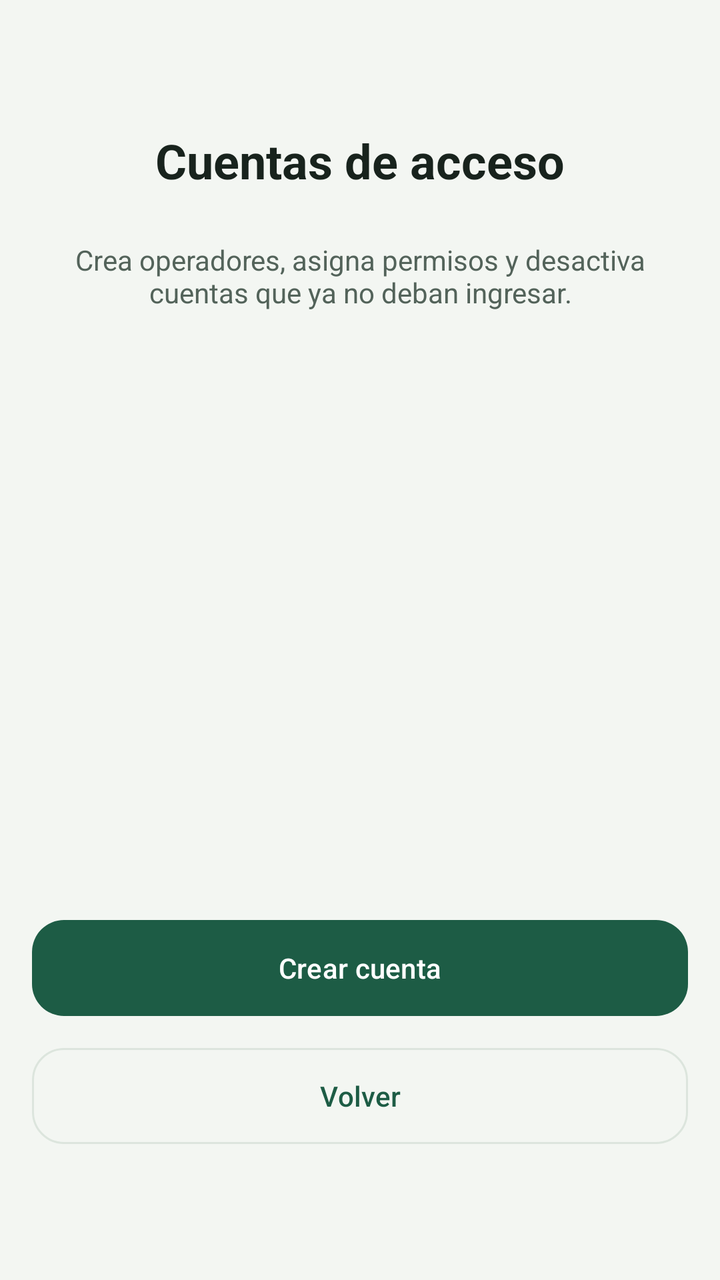
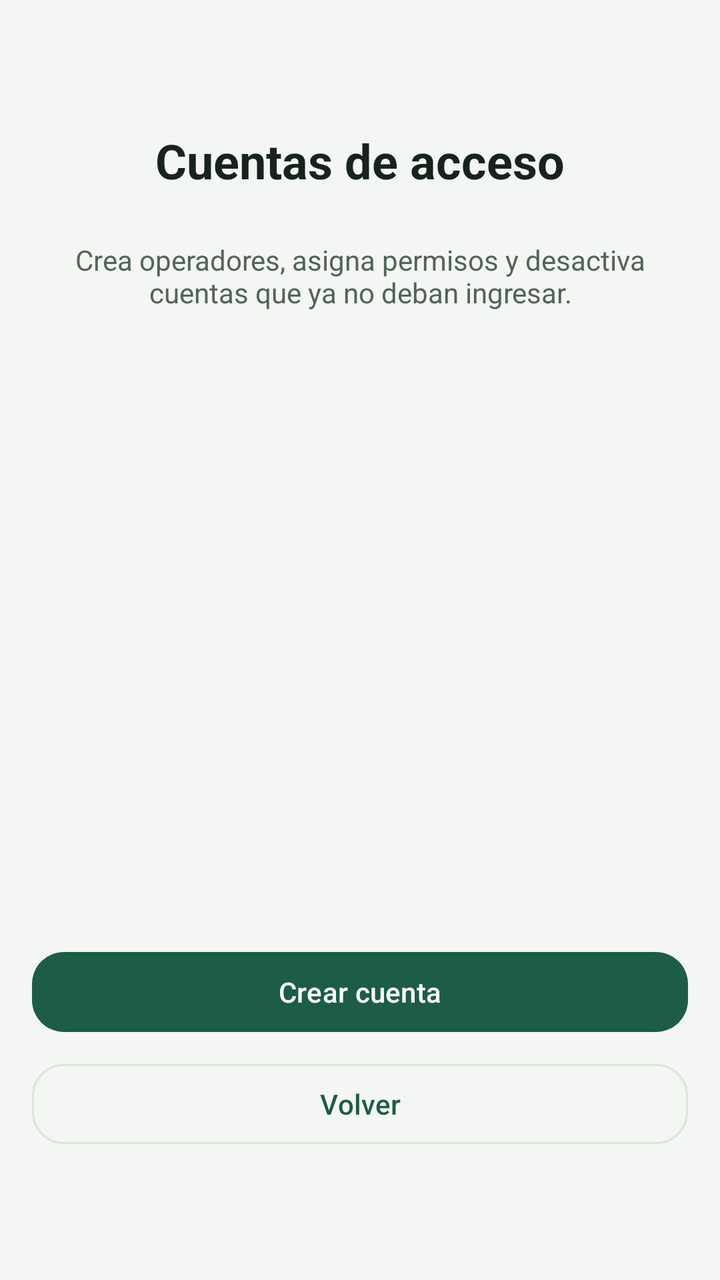

Before-and-after screenshots of an Android layout around one commit, followed by the original layout XML and the change that was made.
<!-- AndroidManifest.xml: application theme Theme.HidroSmart -->
<!-- res/layout/activity_gestion_usuarios.xml -->
<?xml version="1.0" encoding="utf-8"?>
<LinearLayout xmlns:android="http://schemas.android.com/apk/res/android"
    xmlns:app="http://schemas.android.com/apk/res-auto"
    android:layout_width="match_parent"
    android:layout_height="match_parent"
    android:background="@color/fondo_pantalla"
    android:orientation="vertical"
    android:padding="@dimen/screen_padding">

    <LinearLayout
        android:layout_width="match_parent"
        android:layout_height="wrap_content"
        android:gravity="center_vertical"
        android:orientation="vertical">

        <TextView
            android:gravity="center"
            android:layout_width="match_parent"
            android:layout_height="wrap_content"
            android:layout_weight="1"
            android:text="@string/usuarios_titulo"
            android:textColor="@color/texto_principal"
            android:textSize="24sp"
            android:textStyle="bold"
            android:layout_marginTop="48dp"
            />


    </LinearLayout>

    <TextView
            android:gravity="center"
        android:layout_width="match_parent"
        android:layout_height="wrap_content"
        android:layout_marginTop="24dp"
        android:layout_marginBottom="12dp"
        android:text="@string/usuarios_subtitulo"
        android:textColor="@color/texto_secundario"
        android:textSize="14sp"

        />

    <ScrollView
        android:layout_width="match_parent"
        android:layout_height="0dp"
        android:layout_weight="1"
        android:fillViewport="true">

        <LinearLayout
            android:id="@+id/contenedorUsuarios"
            android:layout_width="match_parent"
            android:layout_height="wrap_content"
            android:orientation="vertical"/>

    </ScrollView>

    <com.google.android.material.button.MaterialButton
        android:id="@+id/btnCrearUsuario"
        android:layout_width="match_parent"
        android:layout_height="56dp"
        android:layout_marginTop="16sp"
        android:text="@string/usuarios_crear" />

    <com.google.android.material.button.MaterialButton
        android:id="@+id/btnVolverUsuarios"
        style="?attr/materialButtonOutlinedStyle"
        android:layout_width="match_parent"
        android:layout_height="56dp"
        android:text="@string/accion_volver"
        android:layout_marginTop="8dp"
        android:layout_marginBottom="48dp"/>

</LinearLayout>
<!-- resources referenced by this layout -->
<resources>
  <color name="fondo_pantalla">#F3F6F2</color>
  <color name="texto_principal">#18231D</color>
  <color name="texto_secundario">#53635A</color>
  <dimen name="screen_padding">16dp</dimen>
  <string name="accion_volver">Volver</string>
  <string name="usuarios_crear">Crear cuenta</string>
  <string name="usuarios_subtitulo">Crea operadores, asigna permisos y desactiva cuentas que ya no deban ingresar.</string>
  <string name="usuarios_titulo">Cuentas de acceso</string>
  <style name="Theme.HidroSmart" parent="Base.Theme.HidroSmart" />
  <style name="Base.Theme.HidroSmart" parent="Theme.Material3.DayNight.NoActionBar">
          <item name="colorPrimary">@color/verde_primario</item>
          <item name="colorPrimaryVariant">@color/verde_primario_variante</item>
          <item name="colorOnPrimary">@color/white</item>
          <item name="colorPrimaryContainer">@color/verde_claro</item>
          <item name="colorOnPrimaryContainer">@color/verde_primario_variante</item>
          <item name="colorSecondary">@color/verde_secundario</item>
          <item name="colorOnSecondary">@color/white</item>
          <item name="colorSecondaryContainer">@color/verde_claro</item>
          <item name="colorOnSecondaryContainer">@color/verde_primario_variante</item>
          <item name="colorSurface">@color/superficie_tarjeta</item>
          <item name="colorOnSurface">@color/texto_principal</item>
          <item name="colorSurfaceVariant">@color/fondo_pantalla</item>
          <item name="colorOnSurfaceVariant">@color/texto_secundario</item>
          <item name="colorOutline">@color/divisor</item>
          <item name="colorError">@color/alerta_error</item>
          <item name="colorOnError">@color/white</item>
          <item name="materialCardViewStyle">@style/Widget.Hidro.Card</item>
          <item name="materialButtonStyle">@style/Widget.HidroSmart.Button</item>
          <item name="materialButtonOutlinedStyle">@style/Widget.HidroSmart.Button.Outlined</item>
          <item name="android:statusBarColor">@color/verde_primario</item>
          <item name="android:windowLightStatusBar">false</item>
          <item name="android:navigationBarColor">@color/fondo_pantalla</item>
          <item name="android:windowLightNavigationBar">true</item>
          <item name="android:windowBackground">@color/fondo_pantalla</item>
          <item name="android:windowActionModeOverlay">true</item>
      </style>
  <color name="verde_primario">#1D5C45</color>
  <color name="verde_primario_variante">#123F30</color>
  <color name="white">#FFFFFFFF</color>
  <color name="verde_claro">#E5F1E9</color>
  <color name="verde_secundario">#417A62</color>
  <color name="superficie_tarjeta">#FFFFFF</color>
  <color name="divisor">#DCE5DD</color>
  <color name="alerta_error">#B3261E</color>
  <style name="Widget.Hidro.Card" parent="Widget.MaterialComponents.CardView">
          <item name="cardCornerRadius">20dp</item>
          <item name="cardElevation">0dp</item>
          <item name="cardBackgroundColor">@color/superficie_tarjeta</item>
          <item name="strokeWidth">1dp</item>
          <item name="strokeColor">@color/divisor</item>
      </style>
  <style name="Widget.HidroSmart.Button" parent="Widget.Material3.Button">
          <item name="cornerRadius">16dp</item>
          <item name="android:textAllCaps">false</item>
      </style>
  <style name="Widget.HidroSmart.Button.Outlined" parent="Widget.Material3.Button.OutlinedButton">
          <item name="cornerRadius">16dp</item>
          <item name="android:textAllCaps">false</item>
      </style>
</resources>

<!-- the commit's change to res/layout/activity_gestion_usuarios.xml (unified diff, before → after) -->
@@ -57,17 +57,21 @@
     <com.google.android.material.button.MaterialButton
         android:id="@+id/btnCrearUsuario"
         android:layout_width="match_parent"
-        android:layout_height="56dp"
-        android:layout_marginTop="16sp"
-        android:text="@string/usuarios_crear" />
+        android:layout_height="wrap_content"
+        android:layout_marginTop="16dp"
+        android:text="@string/usuarios_crear"
+        android:minHeight="48dp"
+        />
 
     <com.google.android.material.button.MaterialButton
         android:id="@+id/btnVolverUsuarios"
         style="?attr/materialButtonOutlinedStyle"
         android:layout_width="match_parent"
-        android:layout_height="56dp"
+        android:layout_height="wrap_content"
         android:text="@string/accion_volver"
         android:layout_marginTop="8dp"
-        android:layout_marginBottom="48dp"/>
+        android:layout_marginBottom="48dp"
+        android:minHeight="48dp"
+        />
 
 </LinearLayout>
